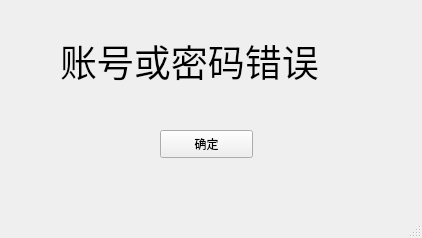
DefJia/TCM-Retrieval-System, file UI/logwrong.ui: the form before one commit.
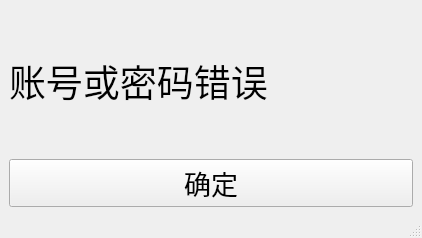
The form after the commit.

Patch:
```diff
--- a/UI/logwrong.ui
+++ b/UI/logwrong.ui
@@ -14,15 +14,9 @@
    <string>MainWindow</string>
   </property>
   <widget class="QWidget" name="centralwidget">
+   <layout class="QGridLayout" name="gridLayout">
+    <item row="0" column="0">
    <widget class="QLabel" name="label">
-    <property name="geometry">
-     <rect>
-      <x>60</x>
-      <y>20</y>
-      <width>361</width>
-      <height>81</height>
-     </rect>
-    </property>
     <property name="font">
      <font>
       <family>Academy Engraved LET</family>
@@ -33,19 +27,21 @@
      <string>账号或密码错误</string>
     </property>
    </widget>
+    </item>
+    <item row="1" column="0">
    <widget class="QPushButton" name="yesButton">
-    <property name="geometry">
-     <rect>
-      <x>160</x>
-      <y>130</y>
-      <width>93</width>
-      <height>28</height>
-     </rect>
+      <property name="font">
+       <font>
+        <family>Academy Engraved LET</family>
+        <pointsize>20</pointsize>
+       </font>
     </property>
     <property name="text">
      <string>确定</string>
     </property>
    </widget>
+    </item>
+   </layout>
   </widget>
   <widget class="QMenuBar" name="menubar">
    <property name="geometry">
```
Lines whose indentation alone changed are shown as unchanged.
